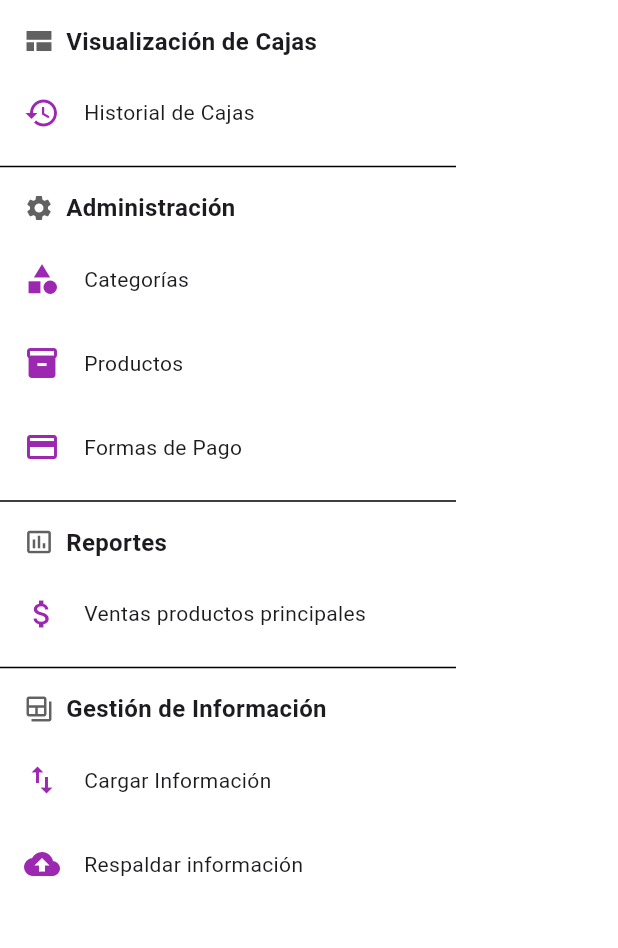
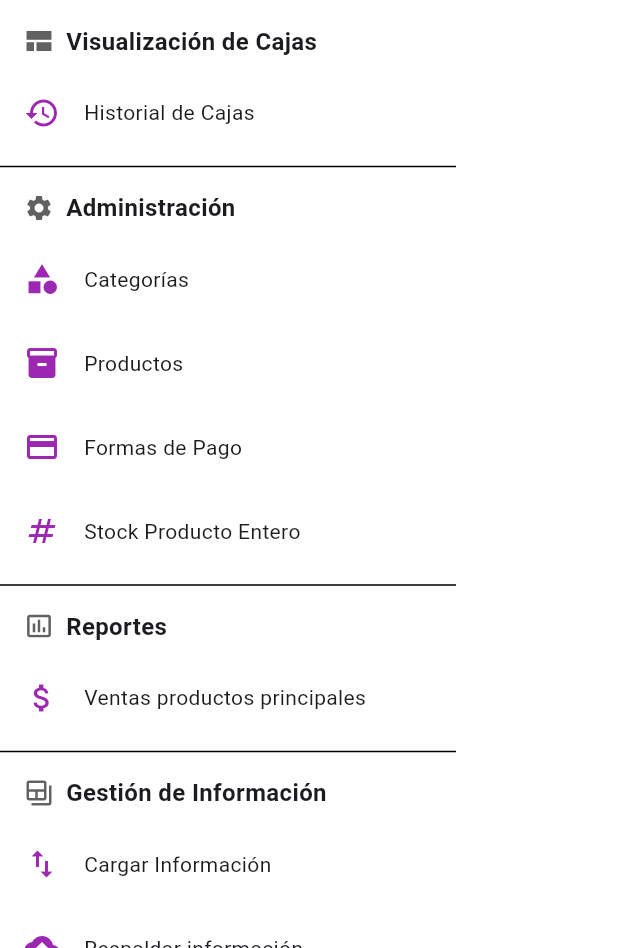
Before and after one commit to machellim/fine_cut, a Flutter app: the AppDrawer widget shown alone on an empty page, opened directly, on a phone screen of 412 x 824 dp, the part 288-1236 px from its top. Run offline on Flutter 3.47's test engine with Material 3 defaults, Android fonts, the phone set to English and light mode, and no system bars; our stand-ins replace bloc, drift, dropdown_search, equatable, flutter_bloc; accounts and stored records are empty; generated files the repository leaves out were written again.

Commit message:
feat: implement ParentProductStock management with BLoC pattern

```diff
--- /dev/null
+++ b/lib/bloc/purchase/parent_product_stock/parent_product_stock_bloc.dart
@@ -0,0 +1,47 @@
+import 'package:bloc/bloc.dart';
+import 'package:equatable/equatable.dart';
+import 'package:fine_cut/db/dao/purchase_dao.dart';
+import 'package:fine_cut/db/database.dart';
+
+part 'parent_product_stock_event.dart';
+part 'parent_product_stock_state.dart';
+
+class ParentProductStockBloc
+    extends Bloc<ParentProductStockEvent, ParentProductStockState> {
+  final PurchaseDao purchaseDao;
+  ParentProductStockBloc({required this.purchaseDao})
+    : super(ParentProductStockInitial()) {
+    on<LoadParentProductStockListEvent>((event, emit) async {
+      try {
+        emit(ParentProductStockListLoading());
+        // await Future.delayed(Duration(seconds: 3));
+        final parentProducts = await purchaseDao.getParentProductStockList();
+        emit(ParentProductStockListLoadSuccess(parentProducts));
+      } catch (e) {
+        emit(
+          ParentProductStockListLoadFailure(
+            message: 'Error al cargar las productos principales.',
+          ),
+        );
+      }
+    });
+    on<UpdateParentProductIsSoldOutListEvent>((event, emit) async {
+      try {
+        emit(ParentProductStockListLoading());
+        // await Future.delayed(Duration(seconds: 3));
+        await purchaseDao.updateSoldOutStatus(
+          event.purchaseId,
+          event.isSoldOut,
+        );
+        final parentProducts = await purchaseDao.getParentProductStockList();
+        emit(ParentProductStockListLoadSuccess(parentProducts));
+      } catch (e) {
+        emit(
+          ParentProductStockListLoadFailure(
+            message: 'Error al cargar las productos principales.',
+          ),
+        );
+      }
+    });
+  }
+}
--- /dev/null
+++ b/lib/bloc/purchase/parent_product_stock/parent_product_stock_event.dart
@@ -0,0 +1,22 @@
+part of 'parent_product_stock_bloc.dart';
+
+sealed class ParentProductStockEvent extends Equatable {
+  const ParentProductStockEvent();
+
+  @override
+  List<Object> get props => [];
+}
+
+// Event to load parent products
+class LoadParentProductStockListEvent extends ParentProductStockEvent {}
+
+// Event to updade parent products isSoldOut
+class UpdateParentProductIsSoldOutListEvent extends ParentProductStockEvent {
+  final int purchaseId;
+  final bool isSoldOut;
+
+  const UpdateParentProductIsSoldOutListEvent(this.purchaseId, this.isSoldOut);
+
+  @override
+  List<Object> get props => [purchaseId, isSoldOut];
+}
--- /dev/null
+++ b/lib/bloc/purchase/parent_product_stock/parent_product_stock_state.dart
@@ -0,0 +1,28 @@
+part of 'parent_product_stock_bloc.dart';
+
+sealed class ParentProductStockState extends Equatable {
+  const ParentProductStockState();
+
+  @override
+  List<Object> get props => [];
+}
+
+final class ParentProductStockInitial extends ParentProductStockState {}
+
+// load list of purchases
+class ParentProductStockListLoading extends ParentProductStockState {}
+
+class ParentProductStockListLoadSuccess extends ParentProductStockState {
+  final List<Purchase> parentProducts;
+
+  const ParentProductStockListLoadSuccess(this.parentProducts);
+}
+
+class ParentProductStockListLoadFailure extends ParentProductStockState {
+  final String message;
+
+  const ParentProductStockListLoadFailure({required this.message});
+
+  @override
+  List<Object> get props => [message];
+}
--- a/lib/main.dart
+++ b/lib/main.dart
@@ -18,6 +18,7 @@ import 'package:fine_cut/bloc/payment_method/payment_method_crud/payment_method_
 import 'package:fine_cut/bloc/payment_method/payment_method_list/payment_method_list_bloc.dart';
 import 'package:fine_cut/bloc/product/product_crud/product_crud_bloc.dart';
 import 'package:fine_cut/bloc/product/products_list/products_list_bloc.dart';
+import 'package:fine_cut/bloc/purchase/parent_product_stock/parent_product_stock_bloc.dart';
 import 'package:fine_cut/bloc/purchase/purchase_crud/purchase_crud_bloc.dart';
 import 'package:fine_cut/bloc/purchase/purchase_list/purchase_list_bloc.dart';
 import 'package:fine_cut/bloc/reports/parent_product_purchases_list/parent_product_purchases_list_bloc.dart';
@@ -175,6 +176,10 @@ class AppInitializer extends StatelessWidget {
                 BlocProvider<IncomeListBloc>(
                   create: (_) => IncomeListBloc(incomeDao: incomeDao),
                 ),
+                BlocProvider<ParentProductStockBloc>(
+                  create: (_) =>
+                      ParentProductStockBloc(purchaseDao: purchaseDao),
+                ),
               ],
               child: FineCutApp(database: database),
             ),
--- a/lib/routes/routes.dart
+++ b/lib/routes/routes.dart
@@ -13,6 +13,7 @@ import 'package:fine_cut/screens/cash_register/view_edit_cash_register.dart';
 import 'package:fine_cut/screens/expenses/new_expense.dart';
 import 'package:fine_cut/screens/incomes/new_income.dart';
 import 'package:fine_cut/screens/purchases/new_purchase.dart';
+import 'package:fine_cut/screens/purchases/parent_product_stock_list.dart';
 import 'package:fine_cut/screens/reports/parent_product_sales_list.dart';
 import 'package:fine_cut/screens/sales/new_sale.dart';
 import 'package:flutter/material.dart';
@@ -63,6 +64,9 @@ final Map<String, WidgetBuilder> appRoutes = {
   'new-income': (BuildContext context) {
     return NewIncomeScreen();
   },
+  'parent-product-stock': (BuildContext context) {
+    return ParentProductStockListScreen();
+  },
 };
 
 Route<dynamic>? generateRoute(RouteSettings settings) {
--- a/lib/widgets/app_drawer.dart
+++ b/lib/widgets/app_drawer.dart
@@ -164,6 +164,17 @@ class AppDrawer extends StatelessWidget {
               Navigator.pushNamed(context, 'payment-method-list');
             },
           ),
+          ListTile(
+            leading: Icon(
+              Icons.numbers,
+              color: Theme.of(context).colorScheme.primary,
+            ),
+            title: Text('Stock Producto Entero', style: textStyle),
+            onTap: () {
+              Navigator.pop(context);
+              Navigator.pushNamed(context, 'parent-product-stock');
+            },
+          ),
 
           // Sección Reportes
           Divider(),
```
Also changed, not shown: lib/db/dao/purchase_dao.dart (+13 -0 lines), lib/screens/purchases/parent_product_stock_list.dart (added, +147 -0 lines), lib/screens/reports/parent_product_sales_list.dart (+7 -32 lines), lib/widgets/app_badge_status.dart (added, +51 -0 lines).
